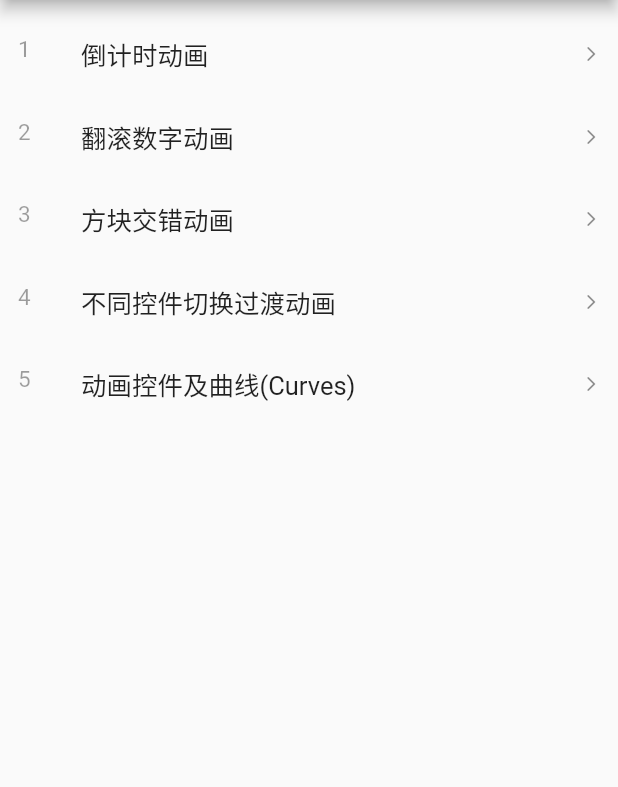
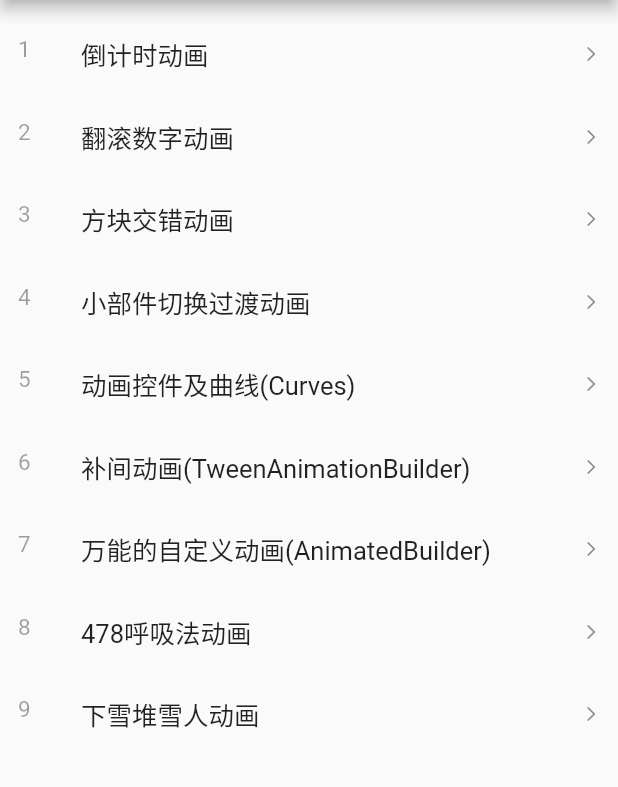
Before and after one commit to yangyxd/flutter_animation_demo, a Flutter app: the screen it shows after launch, on a phone screen of 412 x 824 dp, the part 84-871 px from its top. Run offline on Flutter 3.47's test engine with Material 2 defaults, Android fonts, the phone set to English and light mode, and no system bars.

Commit message:
增加动画demo

```diff
--- a/lib/demo/004/widget_switch_animation_page.dart
+++ b/lib/demo/004/widget_switch_animation_page.dart
@@ -87,5 +87,5 @@ class _WidgetSwitchAnimationPageState extends State<WidgetSwitchAnimationPage> {
   }
 
   Widget _buildImage() =>
-      Image.network("https://ss0.bdstatic.com/70cFuHSh_Q1YnxGkpoWK1HF6hhy/it/u=3136075639,3338708347&fm=26&gp=0.jpg");
+      Image.network("https://dss0.bdstatic.com/70cFuHSh_Q1YnxGkpoWK1HF6hhy/it/u=3652892515,45225657&fm=26&gp=0.jpg");
 }
--- a/lib/demo/005/curves_test_animation_page.dart
+++ b/lib/demo/005/curves_test_animation_page.dart
@@ -104,6 +104,7 @@ class _CurvesTestAnimationPageState extends State<CurvesTestAnimationPage> {
               )
             ],
           ),
+
           AnimatedPadding(
             padding: EdgeInsets.only(left: left, top: top),
             duration: Duration(milliseconds: 1500),
--- a/lib/main.dart
+++ b/lib/main.dart
@@ -10,6 +10,11 @@ import 'demo/002/counter_animation_page.dart';
 import 'demo/003/sliding_box_animation_page.dart';
 import 'demo/004/widget_switch_animation_page.dart';
 import 'demo/005/curves_test_animation_page.dart';
+import 'demo/006/tween_builder_animation_page.dart';
+import 'demo/007/animated_builder_demo_page.dart';
+import 'demo/008/breathing_animation_page.dart';
+import 'demo/009/snowflake_animation_page.dart';
+import 'size_utils.dart';
 
 void main() {
   runApp(MyApp());
@@ -21,8 +26,12 @@ class MyApp extends StatelessWidget {
     RouteItem("/001", desc: "倒计时动画", builder: (context) => TimeBackAnimationPage()),
     RouteItem("/002", desc: "翻滚数字动画", builder: (context) => CounterAnimationPage()),
     RouteItem("/003", desc: "方块交错动画", builder: (context) => SlidingBoxAnimationPage()),
-    RouteItem("/004", desc: "不同控件切换过渡动画", builder: (context) => WidgetSwitchAnimationPage()),
+    RouteItem("/004", desc: "小部件切换过渡动画", builder: (context) => WidgetSwitchAnimationPage()),
     RouteItem("/005", desc: "动画控件及曲线(Curves)", builder: (context) => CurvesTestAnimationPage()),
+    RouteItem("/006", desc: "补间动画(TweenAnimationBuilder)", builder: (context) => TweenBuilderAnimationPage()),
+    RouteItem("/007", desc: "万能的自定义动画(AnimatedBuilder)", builder: (context) => AnimatedBuilderDemoPage()),
+    RouteItem("/008", desc: "478呼吸法动画", builder: (context) => BreathingAnimationPage()),
+    RouteItem("/009", desc: "下雪堆雪人动画", builder: (context) => SnowflakeAnimationPage()),
   ];
 
   @override
@@ -35,6 +44,8 @@ class MyApp extends StatelessWidget {
       statusBarIconBrightness: Brightness.dark,
       statusBarBrightness: Brightness.dark,
     ));
+
+    SizeUtils.init();
 
     final _routes = <String, WidgetBuilder>{};
     routes.map((e) => _routes[e.name] = e.builder);
--- /dev/null
+++ b/lib/size_utils.dart
@@ -0,0 +1,100 @@
+import 'package:flutter/material.dart';
+import 'dart:ui' as ui;
+
+/// 尺寸匹配公用类
+/// 用于动态计算大小，适用各种屏幕
+class SizeUtils {
+  //一些固定的配置参数
+  static double width = 1080;//px
+  static double height = 1920;//px
+  static bool allowFontScaling = false;
+
+
+  ///当前设备宽度 dp
+  static  double _screenWidthDp;
+  ///当前设备高度 dp
+  static double _screenHeightDp;
+  ///设备的像素密度
+  static double _screenPixelRatio;
+
+  ///状态栏高度 dp 刘海屏会更高
+  static double _topSafeHeight;
+  ///底部安全区距离 dp
+  static double _bottomSafeHeight;
+
+  ///每个逻辑像素的字体像素数，字体的缩放比例
+  static double _textScaleFactory;
+
+  ///在应用初始化时调用
+  static void init({double width = 1080, double height = 1920, bool allowFontScaling = false}){
+    SizeUtils.width = width;
+    SizeUtils.height = height;
+    SizeUtils.allowFontScaling = allowFontScaling;
+    updateMediaData();
+  }
+
+  static void updateMediaData() {
+    MediaQueryData mediaQueryData = MediaQueryData.fromWindow(ui.window);
+    _screenWidthDp=mediaQueryData.size.width;
+    _screenHeightDp=mediaQueryData.size.height;
+    _screenPixelRatio=mediaQueryData.devicePixelRatio;
+    _topSafeHeight=mediaQueryData.padding.top;
+    _bottomSafeHeight=mediaQueryData.padding.bottom;
+    _textScaleFactory=mediaQueryData.textScaleFactor;
+  }
+
+  ///当前设备宽度 dp
+  static double get screenWidthDp =>_screenWidthDp;
+
+  ///当前设备高度 dp
+  static double get screenHeightDp =>_screenHeightDp;
+
+  ///当前设备宽度 px
+  static double get screenWidth => _screenWidthDp * _screenPixelRatio;
+
+  ///当前设备高度 px
+  static double get screenHeight => _screenHeightDp * _screenPixelRatio;
+
+  ///设备的像素密度
+  static double get screenPixelRatio =>_screenPixelRatio;
+
+  ///状态栏高度 dp 刘海屏会更高
+  static double get topSafeHeight=>_topSafeHeight;
+
+  ///底部安全区距离 dp
+  static double get bottomSafeHeight =>_bottomSafeHeight;
+
+  ///每个逻辑像素的字体像素数，字体的缩放比例
+  static double get textScaleFactory =>_textScaleFactory;
+
+  ///ToolBarHeight +status高度
+  static double get navigationBarHeight =>_topSafeHeight+toolBarHeight;
+
+  ///TooBar高度
+  static double get toolBarHeight =>kToolbarHeight;
+
+
+  ///实际的dp与设计稿px 的比例
+  static get scaleWidth => screenWidthDp / width;
+  static get scaleHeight => screenHeightDp / height;
+
+  ///根据设计稿的设备宽度适配
+  ///高度也根据这个来做适配可以保证不变形
+  static getWidth(double width, {double max}) => _max(max, width * scaleWidth);
+
+  /// 根据设计稿的设备高度适配
+  /// 当发现设计稿中的一屏显示的与当前样式效果不符合时,
+  /// 或者形状有差异时,高度适配建议使用此方法
+  /// 高度适配主要针对想根据设计稿的一屏展示一样的效果
+  static getHeight(double height, {double max}) => _max(max, height * scaleHeight);
+
+  ///字体大小适配方法
+  ///@param fontSize 传入设计稿上字体的px ,
+  ///@param allowFontScaling 控制字体是否要根据系统的“字体大小”辅助选项来进行缩放。默认值为false。
+  ///@param allowFontScaling Specifies whether fonts should scale to respect Text Size accessibility settings. The default is false.
+  static getSp(double fontSize) => allowFontScaling
+      ? getWidth(fontSize)
+      : getHeight(fontSize) / textScaleFactory;
+
+  static _max(double max, double b) => max == null ? b : (b > max) ? max : b;
+}
--- a/lib/utils.dart
+++ b/lib/utils.dart
@@ -4,6 +4,9 @@ import 'dart:math';
 import 'package:flutter/cupertino.dart';
 import 'package:flutter/material.dart';
 
+export 'size_utils.dart';
+
+/// 基础工具类
 class Utils {
 
   const Utils._();
```
Also changed, not shown: lib/demo/006/tween_builder_animation_page.dart (added, +90 -0 lines), lib/demo/007/animated_builder_demo_page.dart (added, +65 -0 lines), lib/demo/008/breathing_animation_page.dart (added, +103 -0 lines), lib/demo/009/snowflake_animation_page.dart (added, +134 -0 lines).
